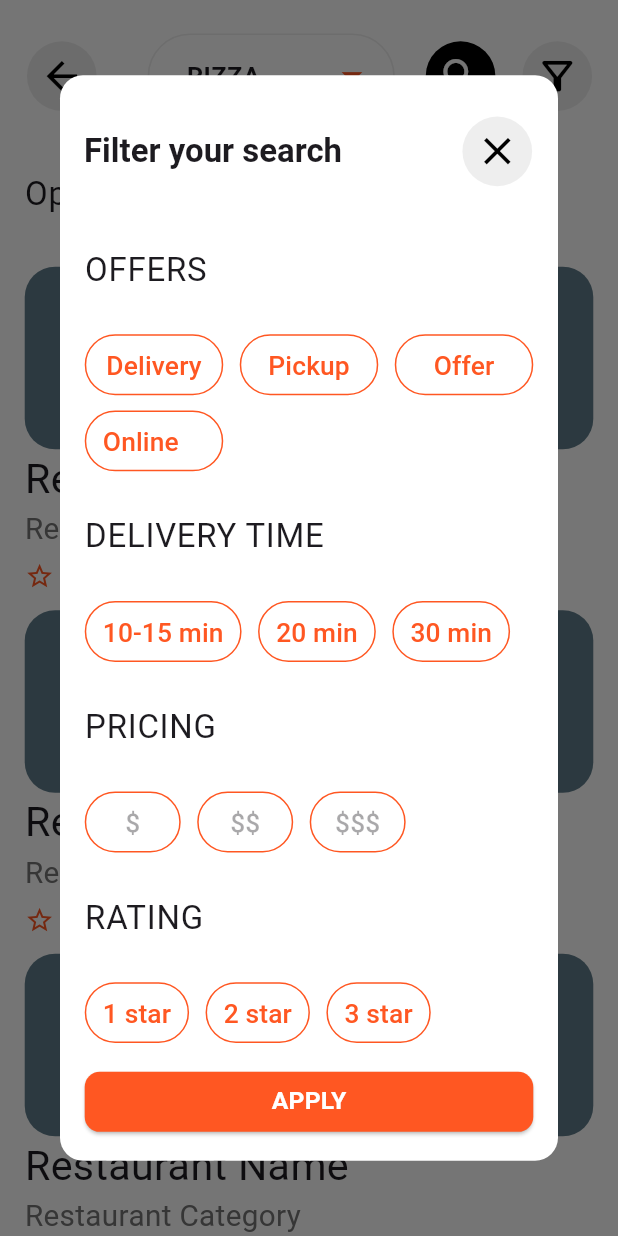
After one commit to MuhammadWaleedEjaz05/bite_food_delivery, a Flutter app: the CategoryScreen screen opened by its route, after a tap on the "filter alt" icon, on a phone screen of 412 x 824 dp. The commit adds this screen. Run offline on Flutter 3.47's test engine with Material 3 defaults, Android fonts, the phone set to English and light mode, and no system bars; our stand-ins replace bloc, cloud_firestore, equatable, firebase_auth, firebase_core, flutter_bloc and 3 more; accounts and stored records are empty; Roboto replaces fonts that are missing (Sen).

Commit message:
feat: Introduce category screen with filter modal, dropdown menu, and enhanced search navigation.

```diff
--- /dev/null
+++ b/lib/Screens/category_screen.dart
@@ -0,0 +1,81 @@
+import 'package:bite_food_delivery/Widgets/bite_app_bar.dart';
+import 'package:bite_food_delivery/Widgets/bite_drop_down_menu.dart';
+import 'package:bite_food_delivery/Widgets/bite_filter_modal.dart';
+import 'package:bite_food_delivery/Widgets/bite_heading.dart';
+import 'package:bite_food_delivery/Widgets/bite_restaurant_card.dart';
+import 'package:bite_food_delivery/Widgets/bite_search_bar.dart';
+import 'package:flutter/material.dart';
+import 'package:flutter_screenutil/flutter_screenutil.dart';
+
+class CategoryScreen extends StatelessWidget {
+  const CategoryScreen({super.key});
+
+  @override
+  Widget build(BuildContext context) {
+    return Scaffold(
+      appBar: _AppBarSection(),
+      body: ListView(
+        padding: EdgeInsets.symmetric(horizontal: 15.w),
+        children: [
+          const BiteHeading(title: 'Open Restaurants', isSeeAll: false),
+          20.verticalSpace,
+          ListView.separated(
+            physics: NeverScrollableScrollPhysics(),
+            shrinkWrap: true,
+            itemBuilder: (context, index) => const BiteRestaurantCard(),
+            separatorBuilder: (context, index) => 10.verticalSpace,
+            itemCount: 5,
+          ),
+        ],
+      ),
+    );
+  }
+}
+
+class _AppBarSection extends StatelessWidget implements PreferredSizeWidget {
+  const _AppBarSection();
+  @override
+  Size get preferredSize => Size.fromHeight(100.h);
+
+  @override
+  Widget build(BuildContext context) {
+    return BiteAppBar(
+      backButton: true,
+      title: BiteDropDownMenu(),
+      actions: [
+        IconButton(
+          onPressed: () => Navigator.push(
+            context,
+            MaterialPageRoute(builder: (context) => const OpenSearchScreen()),
+          ),
+          style: IconButton.styleFrom(
+            foregroundColor: Colors.white,
+            backgroundColor: Colors.black,
+          ),
+          icon: Icon(Icons.search_outlined, size: 30.r),
+        ),
+        15.horizontalSpace,
+        IconButton(
+          onPressed: () {
+            showDialog(
+              context: context,
+              builder: (context) => Dialog(
+                backgroundColor: Colors.white,
+                shape: RoundedRectangleBorder(
+                  borderRadius: BorderRadius.circular(15.r),
+                ),
+                child: BiteFilterModal(),
+              ),
+            );
+          },
+          style: IconButton.styleFrom(
+            foregroundColor: Colors.black,
+            backgroundColor: Colors.grey.shade200,
+          ),
+          icon: Icon(Icons.filter_alt_outlined, size: 30.r),
+        ),
+        15.horizontalSpace,
+      ],
+    );
+  }
+}
--- a/lib/Widgets/bite_app_bar.dart
+++ b/lib/Widgets/bite_app_bar.dart
@@ -22,6 +22,7 @@ class BiteAppBar extends StatelessWidget implements PreferredSizeWidget {
   @override
   Widget build(BuildContext context) {
     return AppBar(
+      automaticallyImplyLeading: false,
       backgroundColor: Colors.white.withAlpha(0),
       surfaceTintColor: Colors.white.withAlpha(0),
       toolbarHeight: 100.h,
--- a/lib/Widgets/bite_category_card.dart
+++ b/lib/Widgets/bite_category_card.dart
@@ -9,7 +9,9 @@ class BiteCategoryCard extends StatelessWidget {
   Widget build(BuildContext context) {
     return Column(
       children: [
-        Card(
+        GestureDetector(
+          onTap: () => Navigator.pushNamed(context, '/category_screen'),
+          child: Card(
             elevation: 4,
             margin: EdgeInsets.symmetric(vertical: 15.h, horizontal: 5.w),
             shape: RoundedRectangleBorder(
@@ -27,6 +29,7 @@ class BiteCategoryCard extends StatelessWidget {
               ),
             ),
           ),
+        ),
         Text('Category Name', style: GoogleFonts.sen(fontSize: 15.sp)),
       ],
     );
--- /dev/null
+++ b/lib/Widgets/bite_drop_down_menu.dart
@@ -0,0 +1,51 @@
+import 'package:flutter/material.dart';
+import 'package:flutter_screenutil/flutter_screenutil.dart';
+import 'package:google_fonts/google_fonts.dart';
+
+class BiteDropDownMenu extends StatelessWidget {
+  const BiteDropDownMenu({super.key});
+
+  @override
+  Widget build(BuildContext context) {
+    return DropdownMenu(
+      menuStyle: MenuStyle(
+        backgroundColor: WidgetStatePropertyAll(Colors.white),
+        shape: WidgetStatePropertyAll(
+          RoundedRectangleBorder(borderRadius: BorderRadius.circular(30.r)),
+        ),
+      ),
+      width: 150.w,
+      textStyle: GoogleFonts.sen(fontSize: 15.sp, fontWeight: FontWeight.bold),
+      inputDecorationTheme: InputDecorationTheme(
+        filled: true,
+        fillColor: Colors.white,
+        contentPadding: EdgeInsets.symmetric(horizontal: 20.w),
+        border: OutlineInputBorder(
+          borderRadius: BorderRadius.circular(30.r),
+          borderSide: BorderSide.none,
+        ),
+        enabledBorder: OutlineInputBorder(
+          borderRadius: BorderRadius.circular(30.r),
+          borderSide: BorderSide(color: Colors.grey.shade200, width: 1.w),
+        ),
+      ),
+      trailingIcon: Icon(
+        Icons.arrow_drop_down,
+        color: Colors.deepOrange,
+        size: 30.sp,
+      ),
+      selectedTrailingIcon: Icon(
+        Icons.arrow_drop_up,
+        color: Colors.deepOrange,
+        size: 30.sp,
+      ),
+      initialSelection: 'Pizza',
+      dropdownMenuEntries: [
+        DropdownMenuEntry(value: 'Pizza', label: 'PIZZA'),
+        DropdownMenuEntry(value: 'Burger', label: 'BURGER'),
+        DropdownMenuEntry(value: 'Pasta', label: 'PASTA'),
+        DropdownMenuEntry(value: 'Biryani', label: 'BIRYANI'),
+      ],
+    );
+  }
+}
--- /dev/null
+++ b/lib/Widgets/bite_filter_modal.dart
@@ -0,0 +1,282 @@
+import 'package:bite_food_delivery/Widgets/bite_app_bar.dart';
+import 'package:bite_food_delivery/Widgets/bite_heading.dart';
+import 'package:flutter/material.dart';
+import 'package:flutter_screenutil/flutter_screenutil.dart';
+import 'package:google_fonts/google_fonts.dart';
+
+class BiteFilterModal extends StatelessWidget {
+  const BiteFilterModal({super.key});
+
+  @override
+  Widget build(BuildContext context) {
+    return Column(
+      mainAxisSize: MainAxisSize.min,
+      children: [
+        _HeadingSection(),
+        Padding(
+          padding: EdgeInsets.symmetric(horizontal: 15.w),
+          child: Column(
+            crossAxisAlignment: CrossAxisAlignment.start,
+            children: [
+              _OfferSection(),
+              15.verticalSpace,
+              _DeliveryTimeSection(),
+              15.verticalSpace,
+              _PricingSection(),
+              15.verticalSpace,
+              _RatingSection(),
+              15.verticalSpace,
+              _ApplySection(),
+              15.verticalSpace,
+            ],
+          ),
+        ),
+      ],
+    );
+  }
+}
+
+class _ApplySection extends StatelessWidget {
+  const _ApplySection();
+
+  @override
+  Widget build(BuildContext context) {
+    return Row(
+      children: [
+        Expanded(
+          child: ElevatedButton(
+            style: ElevatedButton.styleFrom(
+              backgroundColor: Colors.deepOrange,
+              shape: RoundedRectangleBorder(
+                borderRadius: BorderRadius.circular(10.r),
+              ),
+            ),
+            onPressed: () {},
+            child: Text(
+              'APPLY',
+              style: GoogleFonts.sen(
+                fontSize: 15.sp,
+                fontWeight: FontWeight.bold,
+                color: Colors.white,
+              ),
+            ),
+          ),
+        ),
+      ],
+    );
+  }
+}
+
+class _RatingSection extends StatelessWidget {
+  const _RatingSection();
+
+  @override
+  Widget build(BuildContext context) {
+    return Column(
+      crossAxisAlignment: CrossAxisAlignment.start,
+      children: [
+        BiteHeading(title: 'RATING', isSeeAll: false),
+        15.verticalSpace,
+        SizedBox(
+          height: 40.h,
+          child: ListView(
+            scrollDirection: Axis.horizontal,
+            shrinkWrap: true,
+            children: [
+              _BiteFilterTextButton(
+                title: '1 star',
+                isSelected: false,
+                onTap: () {},
+              ),
+              10.horizontalSpace,
+              _BiteFilterTextButton(
+                title: '2 star',
+                isSelected: false,
+                onTap: () {},
+              ),
+              10.horizontalSpace,
+              _BiteFilterTextButton(
+                title: '3 star',
+                isSelected: false,
+                onTap: () {},
+              ),
+            ],
+          ),
+        ),
+      ],
+    );
+  }
+}
+
+class _PricingSection extends StatelessWidget {
+  const _PricingSection();
+
+  @override
+  Widget build(BuildContext context) {
+    return Column(
+      crossAxisAlignment: CrossAxisAlignment.start,
+      children: [
+        BiteHeading(title: 'PRICING', isSeeAll: false),
+        15.verticalSpace,
+        SizedBox(
+          height: 40.h,
+          child: ListView(
+            scrollDirection: Axis.horizontal,
+            shrinkWrap: true,
+            children: [
+              _BiteFilterTextButton(title: "\$", isSelected: false),
+              10.horizontalSpace,
+              _BiteFilterTextButton(title: "\$\$", isSelected: false),
+              10.horizontalSpace,
+              _BiteFilterTextButton(title: "\$\$\$", isSelected: false),
+            ],
+          ),
+        ),
+      ],
+    );
+  }
+}
+
+class _DeliveryTimeSection extends StatelessWidget {
+  const _DeliveryTimeSection();
+
+  @override
+  Widget build(BuildContext context) {
+    return Column(
+      crossAxisAlignment: CrossAxisAlignment.start,
+      children: [
+        BiteHeading(title: 'DELIVERY TIME', isSeeAll: false),
+        15.verticalSpace,
+        SizedBox(
+          height: 40.h,
+          child: ListView(
+            scrollDirection: Axis.horizontal,
+            shrinkWrap: true,
+            children: [
+              _BiteFilterTextButton(
+                title: '10-15 min',
+                isSelected: false,
+                onTap: () {},
+              ),
+              10.horizontalSpace,
+              _BiteFilterTextButton(
+                title: '20 min',
+                isSelected: false,
+                onTap: () {},
+              ),
+              10.horizontalSpace,
+              _BiteFilterTextButton(
+                title: '30 min',
+                isSelected: false,
+                onTap: () {},
+              ),
+            ],
+          ),
+        ),
+      ],
+    );
+  }
+}
+
+class _OfferSection extends StatelessWidget {
+  const _OfferSection();
+
+  @override
+  Widget build(BuildContext context) {
+    return Column(
+      crossAxisAlignment: CrossAxisAlignment.start,
+      children: [
+        BiteHeading(title: 'OFFERS', isSeeAll: false),
+        15.verticalSpace,
+        GridView(
+          physics: NeverScrollableScrollPhysics(),
+          shrinkWrap: true,
+          gridDelegate: SliverGridDelegateWithFixedCrossAxisCount(
+            crossAxisCount: 3,
+            mainAxisSpacing: 10.h,
+            crossAxisSpacing: 10.w,
+            mainAxisExtent: 40.h,
+          ),
+          children: [
+            _BiteFilterTextButton(
+              title: 'Delivery',
+              isSelected: false,
+              onTap: () {},
+            ),
+            _BiteFilterTextButton(
+              title: 'Pickup',
+              isSelected: false,
+              onTap: () {},
+            ),
+            _BiteFilterTextButton(
+              title: 'Offer',
+              isSelected: false,
+              onTap: () {},
+            ),
+            _BiteFilterTextButton(
+              title: 'Online Payment Available',
+              isSelected: false,
+              onTap: () {},
+            ),
+          ],
+        ),
+      ],
+    );
+  }
+}
+
+class _HeadingSection extends StatelessWidget {
+  const _HeadingSection();
+
+  @override
+  Widget build(BuildContext context) {
+    return BiteAppBar(
+      title: Text(
+        'Filter your search',
+        style: GoogleFonts.sen(fontSize: 20.sp, fontWeight: FontWeight.bold),
+      ),
+      actions: [
+        IconButton(
+          onPressed: () {
+            Navigator.pop(context);
+          },
+          style: IconButton.styleFrom(
+            foregroundColor: Colors.black,
+            backgroundColor: Colors.grey.shade200,
+          ),
+          icon: Icon(Icons.close, size: 30.r),
+        ),
+        15.horizontalSpace,
+      ],
+    );
+  }
+}
+
+class _BiteFilterTextButton extends StatelessWidget {
+  final String title;
+  final bool isSelected;
+  final VoidCallback? onTap;
+  const _BiteFilterTextButton({
+    required this.title,
+    required this.isSelected,
+    this.onTap,
+  });
+
+  @override
+  Widget build(BuildContext context) {
+    return TextButton(
+      onPressed: onTap,
+      style: TextButton.styleFrom(
+        foregroundColor: isSelected ? Colors.white : Colors.deepOrange,
+        backgroundColor: isSelected ? Colors.deepOrange : Colors.transparent,
+        shape: RoundedRectangleBorder(
+          borderRadius: BorderRadius.circular(30.r),
+          side: BorderSide(
+            color: isSelected ? Colors.deepOrange : Colors.deepOrange,
+          ),
+        ),
+      ),
+      child: Text(title, style: GoogleFonts.sen(fontSize: 16.sp)),
+    );
+  }
+}
--- a/lib/Widgets/bite_search_bar.dart
+++ b/lib/Widgets/bite_search_bar.dart
@@ -10,13 +10,12 @@ class BiteSearchBar extends StatelessWidget {
   @override
   Widget build(BuildContext context) {
     return SearchBar(
+      autoFocus: false,
       onTapOutside: (event) => FocusScope.of(context).unfocus(),
       onTap: () => isEnabled
           ? Navigator.push(
               context,
-              MaterialPageRoute(
-                builder: (context) => const _OpenSearchScreen(),
-              ),
+              MaterialPageRoute(builder: (context) => const OpenSearchScreen()),
             )
           : null,
       padding: WidgetStatePropertyAll(
@@ -35,8 +34,8 @@ class BiteSearchBar extends StatelessWidget {
   }
 }
 
-class _OpenSearchScreen extends StatelessWidget {
-  const _OpenSearchScreen();
+class OpenSearchScreen extends StatelessWidget {
+  const OpenSearchScreen({super.key});
 
   @override
   Widget build(BuildContext context) {
@@ -45,7 +44,7 @@ class _OpenSearchScreen extends StatelessWidget {
         padding: EdgeInsets.symmetric(horizontal: 15.w),
         children: [
           50.verticalSpace,
-          BiteSearchBar(isEnabled: false),
+          const BiteSearchBar(isEnabled: false),
           10.verticalSpace,
           ListView.builder(
             itemBuilder: (context, index) => Padding(
--- a/lib/Widgets/bite_tab_bar.dart
+++ b/lib/Widgets/bite_tab_bar.dart
@@ -1,4 +1,4 @@
-import 'package:bite_food_delivery/configs/orderhistorytablist.dart';
+import 'package:bite_food_delivery/configs/order_history_tab_list.dart';
 import 'package:flutter/material.dart';
 import 'package:flutter_screenutil/flutter_screenutil.dart';
 import 'package:google_fonts/google_fonts.dart';
--- a/lib/configs/page_routes.dart
+++ b/lib/configs/page_routes.dart
@@ -2,6 +2,7 @@ import 'package:bite_food_delivery/Screens/address_screen.dart';
 import 'package:bite_food_delivery/Screens/all_category_screen.dart';
 import 'package:bite_food_delivery/Screens/all_restaurant_screen.dart';
 import 'package:bite_food_delivery/Screens/cart_screen.dart';
+import 'package:bite_food_delivery/Screens/category_screen.dart';
 import 'package:bite_food_delivery/Screens/order_history_screen.dart';
 import 'package:bite_food_delivery/Screens/person_info_screen.dart';
 import 'package:flutter/material.dart';
@@ -13,4 +14,5 @@ final Map<String, Widget Function(BuildContext)> routes = {
   '/all_categories_screen': (context) => AllCategoryScreen(),
   '/cart_screen': (context) => CartScreen(),
   '/order_history_screen': (context) => OrderHistoryScreen(),
+  '/category_screen': (context) => CategoryScreen(),
 };
--- a/lib/main.dart
+++ b/lib/main.dart
@@ -10,7 +10,7 @@ import 'package:flutter/material.dart';
 import 'package:flutter_bloc/flutter_bloc.dart';
 import 'package:flutter_screenutil/flutter_screenutil.dart';
 
-void main(List<String> args) async {
+void main() async {
   WidgetsFlutterBinding.ensureInitialized();
   await Firebase.initializeApp();
   runApp(const MyApp());
```
Also changed, not shown: lib/configs/order_history_tab_list.dart (renamed from lib/configs/orderhistorytablist.dart). Lines whose indentation alone changed are shown as unchanged.
